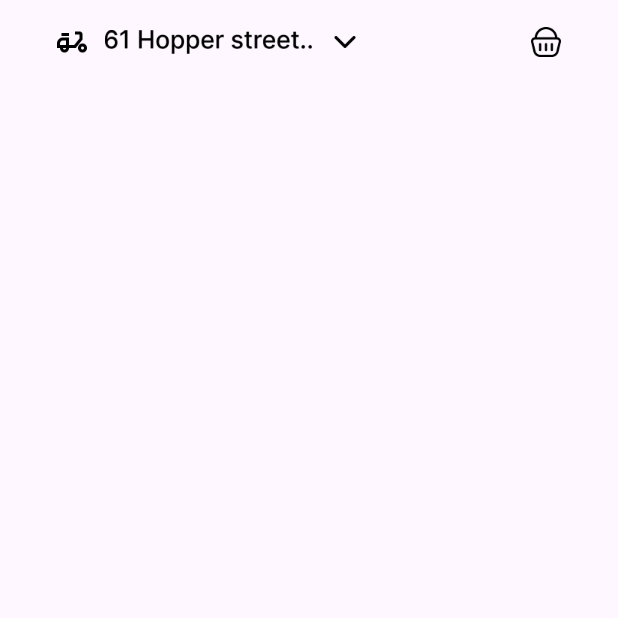
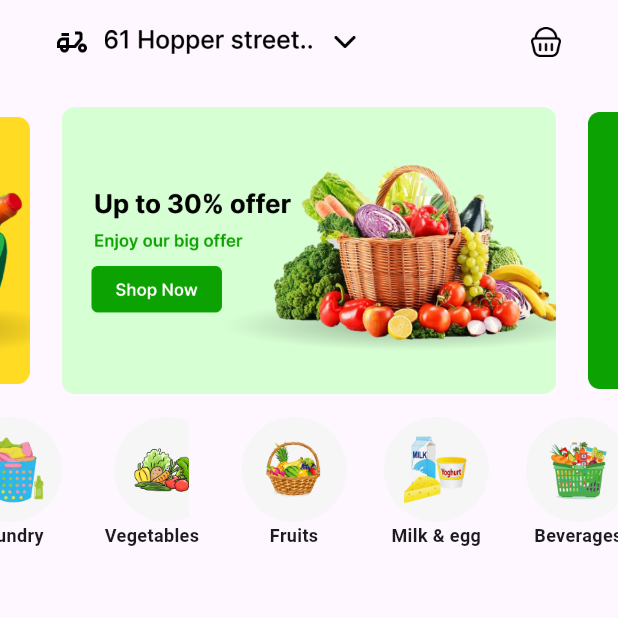
Before and after one commit to Osamasamir88/fruit_app, a Flutter app: the screen it shows after launch, on a phone screen of 412 x 824 dp, the top half of it. Run offline on Flutter 3.47's test engine with Material 3 defaults, Android fonts, the phone set to English and light mode, and no system bars; drawn by our look-alikes of carousel_slider.

Commit message:
banners & category slider done

```diff
--- /dev/null
+++ b/lib/models/category_model.dart
@@ -0,0 +1,6 @@
+class CategoryModel {
+  final String image;
+  final String categoryName;
+
+  CategoryModel({required this.image,required this.categoryName});
+}
--- a/lib/pages/home_page.dart
+++ b/lib/pages/home_page.dart
@@ -1,4 +1,6 @@
 import 'package:flutter/material.dart';
+import 'package:fruit/widgets/banner_slider.dart';
+import 'package:fruit/widgets/categorys_slider.dart';
 
 class HomePage extends StatelessWidget {
   const HomePage({super.key});
@@ -33,6 +35,14 @@ class HomePage extends StatelessWidget {
           ),
         ),
       ),
+
+      body: Column(
+        children: [
+          BannerSlider(),
+
+          CategorysSlider(),
+        ],
+      ),
     );
   }
 }
--- /dev/null
+++ b/lib/widgets/banner_slider.dart
@@ -0,0 +1,26 @@
+import 'package:carousel_slider/carousel_slider.dart';
+import 'package:flutter/material.dart';
+
+class BannerSlider extends StatelessWidget {
+  const BannerSlider({super.key});
+
+  @override
+  Widget build(BuildContext context) {
+    return CarouselSlider(
+      items: [
+        Image.asset('assets/images/banners/slider1.png'),
+        Image.asset('assets/images/banners/slider2.png'),
+        Image.asset('assets/images/banners/slider3.png'),
+      ],
+
+      options: CarouselOptions(
+        height: 222,
+        autoPlay: true,
+        autoPlayInterval: Duration(seconds: 3),
+        autoPlayAnimationDuration: Duration(milliseconds: 800),
+        viewportFraction: 0.8,
+        enlargeCenterPage: true,
+      ),
+    );
+  }
+}
--- /dev/null
+++ b/lib/widgets/category_item.dart
@@ -0,0 +1,26 @@
+import 'package:flutter/material.dart';
+import 'package:fruit/models/category_model.dart';
+
+class CategoryItem extends StatelessWidget {
+  const CategoryItem({super.key, required this.categoryModel});
+  final CategoryModel categoryModel;
+  @override
+  Widget build(BuildContext context) {
+    return Padding(
+      padding: const EdgeInsets.only(right: 20),
+      child: SizedBox(
+        width: 70,
+        height: 100,
+        child: Column(
+          children: [
+            Image.asset(categoryModel.image, width: 70, height: 70),
+            Text(
+              categoryModel.categoryName,
+              style: TextStyle(fontSize: 12, fontWeight: FontWeight.w600),
+            ),
+          ],
+        ),
+      ),
+    );
+  }
+}
--- /dev/null
+++ b/lib/widgets/categorys_slider.dart
@@ -0,0 +1,45 @@
+import 'package:carousel_slider/carousel_slider.dart';
+import 'package:flutter/material.dart';
+import 'package:fruit/models/category_model.dart';
+import 'package:fruit/widgets/category_item.dart';
+
+class CategorysSlider extends StatelessWidget {
+  CategorysSlider({super.key});
+  List<CategoryModel> catigorys = [
+    CategoryModel(
+      image: 'assets/images/categorys/Frame 402.png',
+      categoryName: 'Fruits',
+    ),
+    CategoryModel(
+      image: 'assets/images/categorys/Frame 403.png',
+      categoryName: 'Milk & egg',
+    ),
+    CategoryModel(
+      image: 'assets/images/categorys/Frame 406.png',
+      categoryName: 'Beverages',
+    ),
+    CategoryModel(
+      image: 'assets/images/categorys/Frame 404.png',
+      categoryName: 'Laundry',
+    ),
+    CategoryModel(
+      image: 'assets/images/categorys/Frame 405.png',
+      categoryName: 'Vegetables',
+    ),
+  ];
+  @override
+  Widget build(BuildContext context) {
+    return CarouselSlider.builder(
+      itemCount: catigorys.length,
+      itemBuilder: (context, index, realIndex) => CategoryItem(categoryModel: catigorys[index]),
+      options: CarouselOptions(
+        height: 100,
+        autoPlay: true,
+        autoPlayInterval: Duration(milliseconds: 400),
+        autoPlayAnimationDuration: Duration(milliseconds: 300),
+        viewportFraction: 0.23,
+        autoPlayCurve: Curves.ease,
+      ),
+    );
+  }
+}
```
Also changed, not shown: pubspec.yaml (+4 -11 lines), assets/images/banners/Property 1=Default.png (deleted), assets/images/banners/Property 1=Variant2.png (deleted), assets/images/banners/Property 1=Variant3.png (deleted), assets/images/banners/slider1.png (added), assets/images/banners/slider2.png (added), assets/images/banners/slider3.png (added), pubspec.lock.
